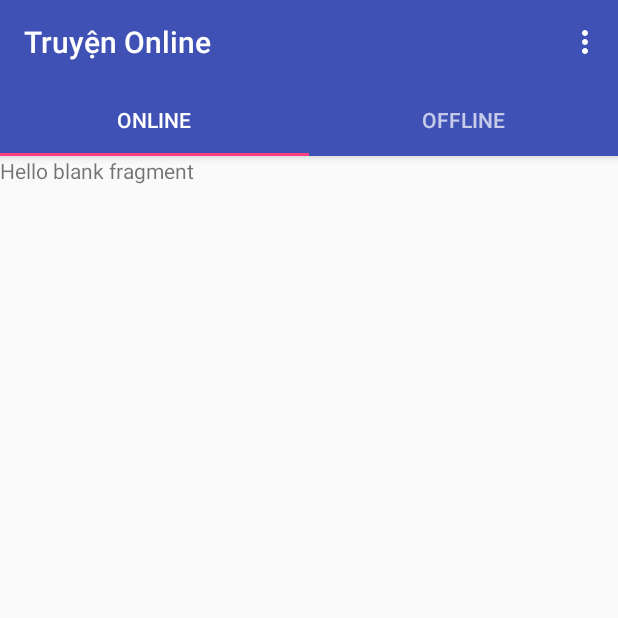
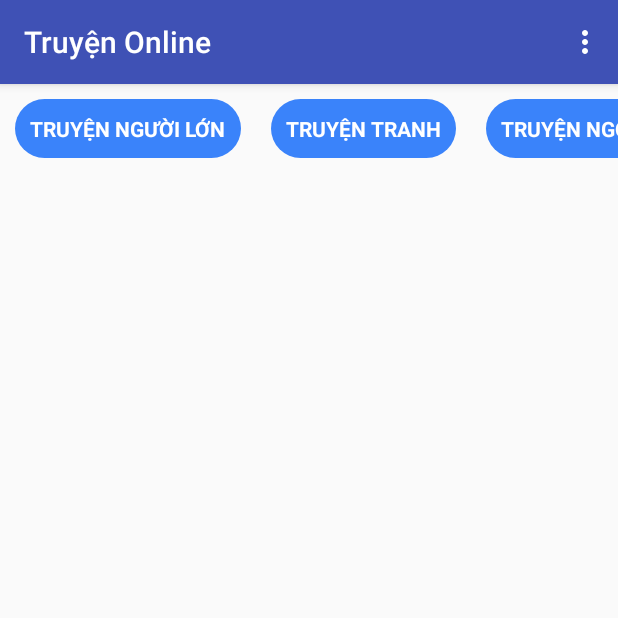
Before and after one commit to NamHV4/TruyenOnline, an Android app: the screen it shows after launch (Screen1), on a phone screen of 412 x 824 dp, the top half of it. Run offline under Robolectric (Android 15) with nearby library versions, the phone set to English and light mode, and no system bars.

Commit message:
Add Sceen1

```diff
--- a/app/src/main/java/com/codedao/truyenonline/activity/Screen1.java
+++ b/app/src/main/java/com/codedao/truyenonline/activity/Screen1.java
@@ -2,25 +2,22 @@ package com.codedao.truyenonline.activity;
 
 import android.os.Bundle;
 import android.support.design.widget.NavigationView;
-import android.support.design.widget.TabLayout;
+import android.support.v4.app.FragmentManager;
+import android.support.v4.app.FragmentTransaction;
 import android.support.v4.view.GravityCompat;
-import android.support.v4.view.ViewPager;
 import android.support.v4.widget.DrawerLayout;
 import android.support.v7.widget.Toolbar;
 import android.view.Menu;
 import android.view.MenuItem;
 
 import com.codedao.truyenonline.R;
-import com.codedao.truyenonline.adapter.ViewpagerAdapter;
 import com.codedao.truyenonline.base.BaseActivity;
-import com.codedao.truyenonline.fragment.OfflineFragment;
-import com.codedao.truyenonline.fragment.OnlineFragment;
+import com.codedao.truyenonline.fragment.IndexFragment;
 
 public class Screen1 extends BaseActivity
         implements NavigationView.OnNavigationItemSelectedListener {
 
-    private TabLayout mTabLayout;
-    private ViewPager mViewPager;
+
 
     @Override
     protected void onCreate(Bundle savedInstanceState) {
@@ -30,6 +27,11 @@ public class Screen1 extends BaseActivity
 
         NavigationView navigationView = (NavigationView) findViewById(R.id.nav_view);
         navigationView.setNavigationItemSelectedListener(this);
+
+        FragmentManager fragmentManager=getSupportFragmentManager();
+        FragmentTransaction fragmentTransaction=fragmentManager.beginTransaction();
+        fragmentTransaction.replace(R.id.conten,new IndexFragment());
+        fragmentTransaction.commit();
     }
 
     @Override
@@ -39,11 +41,7 @@ public class Screen1 extends BaseActivity
 
     @Override
     protected void registerEventView() {
-        mViewPager = findViewById(R.id.viewpage);
-        setupViewPager(mViewPager);
 
-        mTabLayout = findViewById(R.id.tabs);
-        mTabLayout.setupWithViewPager(mViewPager);
     }
 
     @Override
@@ -103,10 +101,5 @@ public class Screen1 extends BaseActivity
         return true;
     }
 
-    private void setupViewPager(ViewPager viewPager) {
-        ViewpagerAdapter adapter = new ViewpagerAdapter(getSupportFragmentManager());
-        adapter.addFragment(new OnlineFragment(), "Online");
-        adapter.addFragment(new OfflineFragment(), "Offline");
-        viewPager.setAdapter(adapter);
-    }
+
 }
--- /dev/null
+++ b/app/src/main/java/com/codedao/truyenonline/adapter/HorizontalAdapter.java
@@ -0,0 +1,52 @@
+package com.codedao.truyenonline.adapter;
+
+import android.support.v7.widget.RecyclerView;
+import android.view.LayoutInflater;
+import android.view.View;
+import android.view.ViewGroup;
+import android.widget.TextView;
+
+import com.codedao.truyenonline.R;
+
+import java.util.ArrayList;
+import java.util.List;
+
+/**
+ * Created by utnam on 8/9/2017.
+ */
+
+public class HorizontalAdapter extends RecyclerView.Adapter<HorizontalAdapter.MyViewHolder> {
+
+    private List<String> horizontalList;
+
+    public HorizontalAdapter(ArrayList<String> horizontalList) {
+        this.horizontalList = horizontalList;
+    }
+
+
+    @Override
+    public MyViewHolder onCreateViewHolder(ViewGroup parent, int viewType) {
+        View itemview = LayoutInflater.from(parent.getContext())
+                .inflate(R.layout.horizontal_item_view, parent, false);
+        return new MyViewHolder(itemview);
+    }
+
+    @Override
+    public void onBindViewHolder(MyViewHolder holder, int position) {
+        holder.textView.setText(horizontalList.get(position));
+    }
+
+    @Override
+    public int getItemCount() {
+        return horizontalList.size();
+    }
+
+    public class MyViewHolder extends RecyclerView.ViewHolder {
+        public TextView textView;
+
+        public MyViewHolder(View itemView) {
+            super(itemView);
+            textView = itemView.findViewById(R.id.txtText);
+        }
+    }
+}
--- /dev/null
+++ b/app/src/main/java/com/codedao/truyenonline/fragment/IndexFragment.java
@@ -0,0 +1,65 @@
+package com.codedao.truyenonline.fragment;
+
+
+import android.os.Bundle;
+import android.support.v4.app.Fragment;
+import android.support.v7.widget.LinearLayoutManager;
+import android.support.v7.widget.RecyclerView;
+import android.view.LayoutInflater;
+import android.view.View;
+import android.view.ViewGroup;
+
+import com.codedao.truyenonline.R;
+import com.codedao.truyenonline.adapter.HorizontalAdapter;
+
+import java.util.ArrayList;
+
+/**
+ * A simple {@link Fragment} subclass.
+ */
+public class IndexFragment extends Fragment {
+
+    private RecyclerView mRecyclerView;
+    private HorizontalAdapter horizontalAdapter;
+    private ArrayList<String> horizontalList;
+    public IndexFragment() {
+        // Required empty public constructor
+    }
+
+
+    @Override
+    public View onCreateView(LayoutInflater inflater, ViewGroup container,
+                             Bundle savedInstanceState) {
+        View view = inflater.inflate(R.layout.fragment_index, container, false);
+        mRecyclerView = view.findViewById(R.id.rcView);
+        horizontalList=new ArrayList<>();
+        horizontalList.add("TRUYỆN NGƯỜI LỚN");
+        horizontalList.add("TRUYỆN TRANH");
+        horizontalList.add("TRUYỆN NGÔN LÙ");
+        horizontalList.add("ITEM 4");
+        horizontalList.add("ITEM 5");
+        horizontalList.add("ITEM 5");
+        horizontalList.add("ITEM 5");
+        horizontalList.add("ITEM 5");
+        horizontalList.add("ITEM 5");
+        horizontalList.add("TRUYỆN DÂN GIAN");
+        horizontalList.add("ITEM 5");
+        horizontalList.add("ITEM 5");
+        horizontalList.add("ITEM 5");
+        horizontalList.add("TRUYỆN CƯỜI");
+        horizontalList.add("ITEM 5");
+        horizontalAdapter=new HorizontalAdapter(horizontalList);
+
+
+
+        LinearLayoutManager horizontalLayoutManagaer
+                = new LinearLayoutManager(getContext(), LinearLayoutManager.HORIZONTAL, false);
+        mRecyclerView.setLayoutManager(horizontalLayoutManagaer);
+
+
+        mRecyclerView.setAdapter(horizontalAdapter);
+        return view;
+    }
+
+
+}
--- /dev/null
+++ b/app/src/main/res/drawable/round.xml
@@ -0,0 +1,24 @@
+<?xml version="1.0" encoding="utf-8"?>
+<shape
+    xmlns:android="http://schemas.android.com/apk/res/android"
+    android:shape="rectangle">
+
+    <!-- Set màu nền-->
+    <solid
+        android:color="#3a83fa" >
+    </solid>
+
+    <!-- các thuộc tính căn chỉnh-->
+    <padding
+        android:left="10dp"
+        android:top="10dp"
+        android:right="10dp"
+        android:bottom="10dp" >
+    </padding>
+
+    <!-- và đây là bán kính đường tròn ở 4 góc -->
+    <corners
+        android:radius="100dp" >
+    </corners>
+
+</shape>
--- a/app/src/main/res/layout/app_bar_screen1.xml
+++ b/app/src/main/res/layout/app_bar_screen1.xml
@@ -18,20 +18,9 @@
             android:background="?attr/colorPrimary"
             app:popupTheme="@style/AppTheme.PopupOverlay" />
 
-        <android.support.design.widget.TabLayout
-            android:id="@+id/tabs"
-            android:layout_width="match_parent"
-            android:layout_height="wrap_content"
-            app:tabGravity="fill"
-            app:tabMode="fixed" />
-
     </android.support.design.widget.AppBarLayout>
 
-    <android.support.v4.view.ViewPager
-        android:id="@+id/viewpage"
-        android:layout_width="match_parent"
-        android:layout_height="match_parent"
-        app:layout_behavior="@string/appbar_scrolling_view_behavior" />
+    <include layout="@layout/content_screen1" />
 
 
 </android.support.design.widget.CoordinatorLayout>
--- a/app/src/main/res/layout/content_screen1.xml
+++ b/app/src/main/res/layout/content_screen1.xml
@@ -2,6 +2,7 @@
 <android.support.constraint.ConstraintLayout xmlns:android="http://schemas.android.com/apk/res/android"
     xmlns:app="http://schemas.android.com/apk/res-auto"
     xmlns:tools="http://schemas.android.com/tools"
+    android:id="@+id/conten"
     android:layout_width="match_parent"
     android:layout_height="match_parent"
     app:layout_behavior="@string/appbar_scrolling_view_behavior"
--- /dev/null
+++ b/app/src/main/res/layout/fragment_index.xml
@@ -0,0 +1,13 @@
+<FrameLayout xmlns:android="http://schemas.android.com/apk/res/android"
+    xmlns:tools="http://schemas.android.com/tools"
+    android:layout_width="match_parent"
+    android:layout_height="match_parent"
+    tools:context="com.codedao.truyenonline.fragment.IndexFragment">
+
+ <android.support.v7.widget.RecyclerView
+     android:layout_width="match_parent"
+     android:id="@+id/rcView"
+     android:layout_height="70dp">
+ </android.support.v7.widget.RecyclerView>
+
+</FrameLayout>
--- /dev/null
+++ b/app/src/main/res/layout/horizontal_item_view.xml
@@ -0,0 +1,17 @@
+<?xml version="1.0" encoding="utf-8"?>
+<LinearLayout xmlns:android="http://schemas.android.com/apk/res/android"
+    android:layout_width="wrap_content"
+    android:layout_height="wrap_content"
+    android:gravity="center"
+    android:layout_margin="10dp"
+    android:background="@drawable/round"
+    android:orientation="vertical">
+
+    <TextView
+        android:id="@+id/txtText"
+        android:textColor="#fff"
+        android:textStyle="bold"
+        android:layout_width="wrap_content"
+        android:layout_height="wrap_content"
+        android:text="TEXT" />
+</LinearLayout>
--- a/app/src/main/res/values/strings.xml
+++ b/app/src/main/res/values/strings.xml
@@ -8,5 +8,5 @@
     <string name="action_settings">Settings</string>
 
     <!-- TODO: Remove or change this placeholder text -->
-    <string name="hello_blank_fragment">Hello blank fragment</string>
+    <string name="hello_blank_fragment">Index</string>
 </resources>
```
